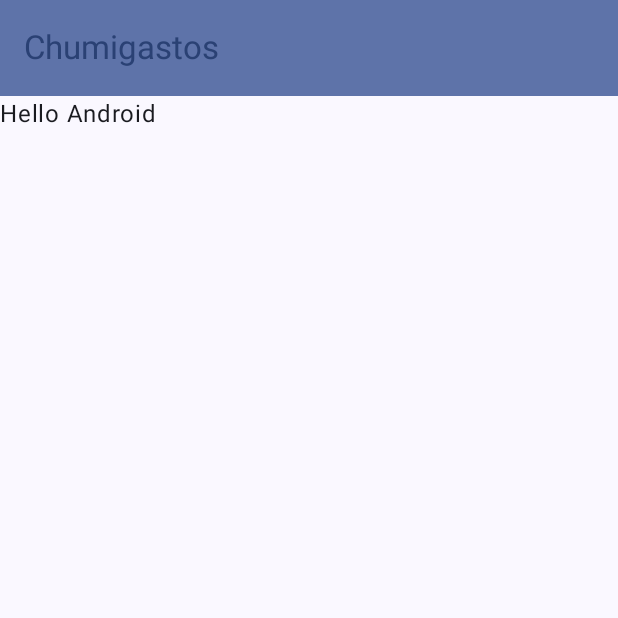
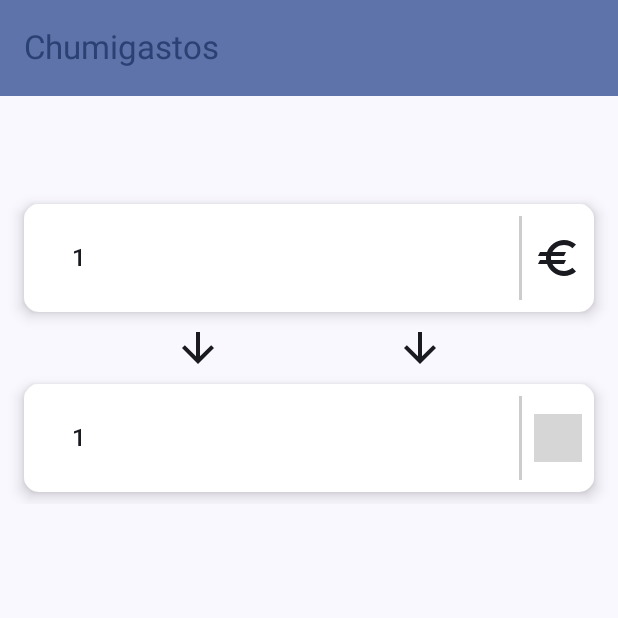
Before and after one commit to ClaraBartolome/Chumigastos, an Android app built with Jetpack Compose: the screen it shows after launch (MainActivity), on a phone screen of 412 x 824 dp, the top half of it. Run offline under Robolectric (Android 15) with nearby library versions, the phone set to English and light mode, and no system bars; grey boxes are pictures that could not be loaded.

Commit message:
Added pass from eur to yen
Added textfield in which user can enter digits and it woud be calculated how much yens or eurs that is

```diff
--- a/app/src/main/java/com/example/myapplication/compose/components/MoneyItem.kt
+++ b/app/src/main/java/com/example/myapplication/compose/components/MoneyItem.kt
@@ -1,54 +1,55 @@
 package com.example.myapplication.compose.components
 
-import androidx.compose.foundation.BorderStroke
 import androidx.compose.foundation.Image
 import androidx.compose.foundation.background
-import androidx.compose.foundation.clickable
-import androidx.compose.foundation.combinedClickable
 import androidx.compose.foundation.layout.Arrangement
 import androidx.compose.foundation.layout.Column
 import androidx.compose.foundation.layout.IntrinsicSize
 import androidx.compose.foundation.layout.Row
-import androidx.compose.foundation.layout.fillMaxHeight
-import androidx.compose.foundation.layout.fillMaxSize
 import androidx.compose.foundation.layout.fillMaxWidth
 import androidx.compose.foundation.layout.height
 import androidx.compose.foundation.layout.padding
 import androidx.compose.foundation.layout.size
-import androidx.compose.foundation.layout.width
 import androidx.compose.foundation.layout.wrapContentHeight
-import androidx.compose.foundation.lazy.LazyColumn
 import androidx.compose.foundation.shape.RoundedCornerShape
 import androidx.compose.foundation.text.KeyboardOptions
 import androidx.compose.material3.Card
 import androidx.compose.material3.CardDefaults
-import androidx.compose.material3.CardElevation
-import androidx.compose.material3.Divider
 import androidx.compose.material3.ExperimentalMaterial3Api
-import androidx.compose.material3.HorizontalDivider
 import androidx.compose.material3.MaterialTheme
 import androidx.compose.material3.OutlinedTextField
 import androidx.compose.material3.OutlinedTextFieldDefaults
-import androidx.compose.material3.Text
-import androidx.compose.material3.TextField
-import androidx.compose.material3.TextFieldDefaults
 import androidx.compose.material3.VerticalDivider
 import androidx.compose.runtime.Composable
+import androidx.compose.runtime.LaunchedEffect
+import androidx.compose.runtime.MutableState
+import androidx.compose.runtime.getValue
+import androidx.compose.runtime.mutableStateOf
+import androidx.compose.runtime.remember
+import androidx.compose.runtime.setValue
 import androidx.compose.ui.Alignment
 import androidx.compose.ui.Modifier
 import androidx.compose.ui.graphics.Color
 import androidx.compose.ui.graphics.ColorFilter
 import androidx.compose.ui.res.painterResource
+import androidx.compose.ui.text.TextRange
 import androidx.compose.ui.text.input.KeyboardType
-import androidx.compose.ui.text.style.TextOverflow
+import androidx.compose.ui.text.input.TextFieldValue
 import androidx.compose.ui.tooling.preview.Preview
 import androidx.compose.ui.unit.dp
 import com.example.myapplication.R
 import com.example.myapplication.ui.theme.MyApplicationTheme
+import java.util.Locale
 
 @OptIn(ExperimentalMaterial3Api::class)
 @Composable
-fun MoneyItem() {
+fun MoneyItem(digit: MutableState<Double>, icon: Int = R.drawable.ic_euro, onUpdateNumber: () -> Unit) {
+    var text by remember { mutableStateOf(formatText(digit.value)) }
+    var previousValue = remember { mutableStateOf(digit.value) }
+    LaunchedEffect(digit.value) {
+        // Se ejecutará cuando el valor de digit cambie
+        text = formatText(digit.value)
+    }
     Card(
         modifier = Modifier
             .padding(horizontal = 16.dp, vertical = 8.dp)
@@ -69,12 +70,18 @@ fun MoneyItem() {
             .padding(start = 16.dp, top = 8.dp, bottom = 8.dp), horizontalArrangement = Arrangement.SpaceBetween, verticalAlignment = Alignment.CenterVertically){
             Column(modifier = Modifier
                 .weight(1f)) {
-
-                //TODO FALTA TERMINAR DE CAPAR QUE SOLO ADMITA NÚMEROS Y MAX CARACTERES
                 OutlinedTextField(
-                    value = "String",
-                    onValueChange = {},
-                    textStyle = MaterialTheme.typography.bodyMedium,
+                    value = text,
+                    onValueChange = {
+                        val newText = it.text.replace(Regex("[^\\d.]"), "")
+                        text = TextFieldValue(newText, it.selection)
+                        if(previousValue.value != parseValue(it.text)){
+                            previousValue.value = parseValue(it.text)
+                            digit.value = parseValue(it.text)
+                            onUpdateNumber.invoke()
+                        }
+                    },
+                    textStyle = MaterialTheme.typography.titleMedium,
                     singleLine = true,
                     keyboardOptions = KeyboardOptions(keyboardType = KeyboardType.Number),
                     colors = OutlinedTextFieldDefaults.colors(
@@ -94,7 +101,7 @@ fun MoneyItem() {
 
             Column(modifier = Modifier
                 .padding(horizontal = 8.dp)){
-                Image(painter = painterResource(id = R.drawable.ic_euro), contentDescription = "", modifier = Modifier
+                Image(painter = painterResource(id = icon), contentDescription = "", modifier = Modifier
                     .size(32.dp), colorFilter = ColorFilter.tint(MaterialTheme.colorScheme.onBackground)
                 )
             }
@@ -102,10 +109,41 @@ fun MoneyItem() {
     }
 }
 
+
+private fun formatText(value: Double): TextFieldValue {
+    val formattedValue = if (value % 1 == 0.0) {
+        value.toInt().toString()
+    } else {
+        String.format(Locale.getDefault(), "%.2f", value)
+    }
+    return TextFieldValue(formattedValue, TextRange(formattedValue.length))
+}
+
+private fun parseValue(text: String): Double {
+    val formattedText = text.replace(Regex("[^\\d.]"), "")
+    val parsedValue = if (formattedText.isNotEmpty()) {
+        try {
+            formattedText.toDouble()
+        } catch (e: NumberFormatException) {
+            0.0
+        }
+    } else {
+        0.0
+    }
+    return if (parsedValue % 1 == 0.0) parsedValue.toInt().toDouble() else parsedValue
+}
+
 @Preview(showBackground = true, showSystemUi = true, apiLevel = 33)
 @Composable
 fun DefaultPreview() {
     MyApplicationTheme {
-        MoneyItem()
+        Column {
+            MoneyItem(
+                remember { mutableStateOf<Double>(1.0) },
+                R.drawable.ic_euro, {})
+            MoneyItem(
+                remember { mutableStateOf<Double>(1.0) },
+                R.drawable.ic_yen, {})
+        }
     }
 }
--- a/app/src/main/java/com/example/myapplication/compose/screens/MainScreen.kt
+++ b/app/src/main/java/com/example/myapplication/compose/screens/MainScreen.kt
@@ -1,28 +1,58 @@
 package com.example.myapplication.compose.screens
 
+import androidx.compose.foundation.Image
+import androidx.compose.foundation.layout.Arrangement
+import androidx.compose.foundation.layout.Column
+import androidx.compose.foundation.layout.Row
 import androidx.compose.foundation.layout.fillMaxSize
-import androidx.compose.material3.Surface
-import androidx.compose.material3.Text
+import androidx.compose.foundation.layout.fillMaxWidth
+import androidx.compose.foundation.layout.padding
+import androidx.compose.foundation.layout.size
+import androidx.compose.foundation.lazy.LazyColumn
+import androidx.compose.material3.MaterialTheme
 import androidx.compose.runtime.Composable
+import androidx.compose.runtime.MutableState
+import androidx.compose.runtime.mutableStateOf
+import androidx.compose.runtime.remember
 import androidx.compose.ui.Modifier
+import androidx.compose.ui.graphics.ColorFilter
+import androidx.compose.ui.res.painterResource
 import androidx.compose.ui.tooling.preview.Preview
+import androidx.compose.ui.unit.dp
+import com.example.myapplication.R
+import com.example.myapplication.compose.components.MoneyItem
 import com.example.myapplication.ui.theme.MyApplicationTheme
 
 @Composable
 fun MainScreen() {
-    Text(
-        text = "Hello Android"
-    )
+    LazyColumn(){
+        item {
+            Column(verticalArrangement = Arrangement.SpaceEvenly, modifier = Modifier.padding(top = 64.dp)) {
+                val numberEur = remember { mutableStateOf<Double>(1.0) }
+                val numberYen = remember { mutableStateOf<Double>(1.0) }
+                MoneyItem(numberEur, R.drawable.ic_euro) { numberYen.value = onUpdateYen(numberEur) }
+                Row(horizontalArrangement = Arrangement.SpaceEvenly, modifier = Modifier.fillMaxWidth()) {
+                    Image(painter = painterResource(id = R.drawable.ic_arrow), contentDescription = "", modifier = Modifier
+                        .size(32.dp), colorFilter = ColorFilter.tint(MaterialTheme.colorScheme.onBackground)
+                    )
+                    Image(painter = painterResource(id = R.drawable.ic_arrow), contentDescription = "", modifier = Modifier
+                        .size(32.dp), colorFilter = ColorFilter.tint(MaterialTheme.colorScheme.onBackground)
+                    )
+                }
+                MoneyItem(numberYen, R.drawable.ic_yen) { numberEur.value = onUpdateEur(numberYen) }
+            }
+        }
+    }
 }
 
-@Preview(showBackground = true, showSystemUi = true)
+fun onUpdateEur(yen: MutableState<Double>) = yen.value / 164
+
+fun onUpdateYen(eur: MutableState<Double>) = eur.value * 164
+
+@Preview(showBackground = true, showSystemUi = true, apiLevel = 33)
 @Composable
 fun prevMainScreen(){
     MyApplicationTheme {
-        Surface(
-            modifier = Modifier.fillMaxSize()
-        ) {
-            MainScreen()
-        }
+        MainScreen()
     }
 }
--- a/app/src/main/java/com/example/myapplication/ui/theme/Theme.kt
+++ b/app/src/main/java/com/example/myapplication/ui/theme/Theme.kt
@@ -39,7 +39,7 @@ private val LightColorScheme = lightColorScheme(
 
 @Composable
 fun MyApplicationTheme(
-    darkTheme: Boolean = isSystemInDarkTheme(),
+    darkTheme: Boolean = false,//isSystemInDarkTheme(),
     // Dynamic color is available on Android 12+
     dynamicColor: Boolean = true,
     content: @Composable () -> Unit
--- /dev/null
+++ b/app/src/main/res/drawable/ic_arrow.xml
@@ -0,0 +1,5 @@
+<vector android:height="24dp" android:tint="#000000"
+    android:viewportHeight="24" android:viewportWidth="24"
+    android:width="24dp" xmlns:android="http://schemas.android.com/apk/res/android">
+    <path android:fillColor="@android:color/white" android:pathData="M20,12l-1.41,-1.41L13,16.17V4h-2v12.17l-5.58,-5.59L4,12l8,8 8,-8z"/>
+</vector>
```
